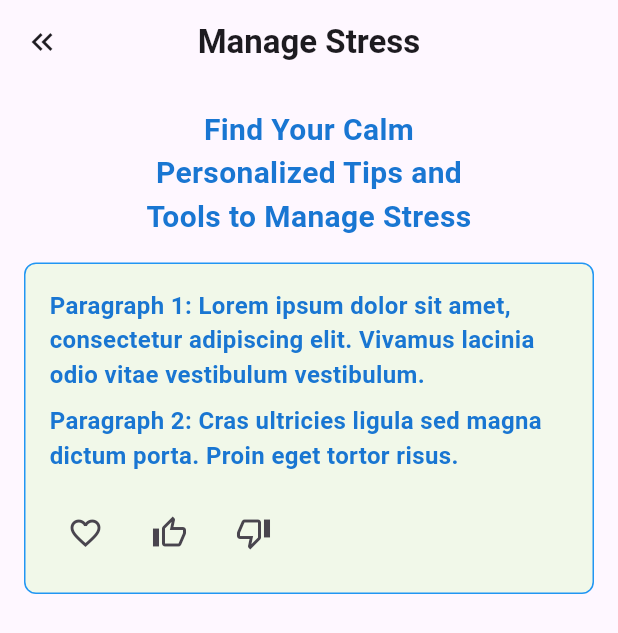
After one commit to Aaliyah-Reid/cas, a Flutter app: the StressPage screen opened directly, on a phone screen of 412 x 824 dp. The commit adds this screen. Shown: the top 633 px of the screen. Run offline on Flutter 3.47's test engine with Material 3 defaults, Android fonts, the phone set to English and light mode, and no system bars; drawn by our look-alikes of toastification; our stand-ins replace flutter_chat_types, flutter_chat_ui, get_it, pocketbase, shared_preferences; missing offline and left inert: dart:ffi; accounts and stored records are empty.

Commit message:
Manage stress page

```diff
--- a/lib/home.dart
+++ b/lib/home.dart
@@ -3,7 +3,7 @@ import 'package:flutter/services.dart';
 import 'package:cas/onboarding.dart';
 import 'package:cas/practice.dart';
 import 'package:cas/cultural.dart';
-
+import 'package:cas/stress.dart';
 class HomePage extends StatelessWidget {
   @override
   Widget build(BuildContext context) {
@@ -86,10 +86,10 @@ class HomePage extends StatelessWidget {
                   Expanded(
                     child: GestureDetector(
                       onTap: () {
-                        // Navigator.push(
-                        //   context,
-                        //   MaterialPageRoute(builder: (context) => DetailPage()),
-                        // );
+                        Navigator.push(
+                          context,
+                          MaterialPageRoute(builder: (context) => StressPage()),
+                        );
                       },
                       child: Card(
                         child: Container(
--- a/lib/main.dart
+++ b/lib/main.dart
@@ -11,6 +11,7 @@ import 'package:get_it/get_it.dart';
 import 'package:toastification/toastification.dart';
 import 'package:provider/provider.dart';
 import 'package:cas/chatProvider.dart';
+
 final getIt = GetIt.instance;
 
 void main() async{
--- /dev/null
+++ b/lib/stress.dart
@@ -0,0 +1,103 @@
+import 'package:cas/chat.dart';
+import 'package:flutter/material.dart';
+import 'package:cas/home.dart';
+
+class StressPage extends StatefulWidget {
+  _StressPageState createState() => _StressPageState();
+}
+
+
+class _StressPageState extends State<StressPage> {
+  bool isFavorite = false;
+  bool isLiked = false;
+  bool isDisliked = false;
+  @override
+  Widget build(BuildContext context) {
+    return Scaffold(
+      appBar: AppBar(
+        leading: IconButton(
+          icon: Icon(Icons.keyboard_double_arrow_left),
+          onPressed: () {
+            Navigator.of(context).pop();
+          },
+        ),
+        title: const Text('Manage Stress',
+        style:TextStyle(fontWeight:FontWeight.bold)),
+        centerTitle: true,
+      ),
+      body: SingleChildScrollView(
+        child: Padding(
+          padding: const EdgeInsets.all(16.0),
+          child: Column(
+            crossAxisAlignment: CrossAxisAlignment.start,
+            children: [
+              Center(
+                child: Text(
+                  "Find Your Calm \nPersonalized Tips and \nTools to Manage Stress",
+                  style: TextStyle(fontSize: 20, fontWeight: FontWeight.bold, color:Colors.blue[700]),
+                  textAlign: TextAlign.center,
+                ),
+              ),
+              SizedBox(height: 16),
+              Container(
+                decoration: BoxDecoration(
+                  color: Colors.lightGreen[50],
+                  border: Border.all(color: Colors.blue),
+                  borderRadius: BorderRadius.circular(8.0),
+                  //width:4.0,
+                ),
+                padding: const EdgeInsets.all(16.0),
+                child: Column(
+                  crossAxisAlignment: CrossAxisAlignment.start,
+                  children: [
+                    Text(
+                      "Paragraph 1: Lorem ipsum dolor sit amet, consectetur adipiscing elit. Vivamus lacinia odio vitae vestibulum vestibulum.",
+                      style: TextStyle(fontSize: 16,fontWeight: FontWeight.bold, color:Colors.blue[700]),
+                    ),
+                    SizedBox(height: 8),
+                    Text(
+                      "Paragraph 2: Cras ultricies ligula sed magna dictum porta. Proin eget tortor risus.",
+                      style: TextStyle(fontSize: 16,fontWeight: FontWeight.bold, color:Colors.blue[700]),
+                    ),
+                    SizedBox(height: 16),
+                    Row(
+      mainAxisAlignment: MainAxisAlignment.start,
+      children: [
+        IconButton(
+          icon: Icon(isFavorite ? Icons.favorite : Icons.favorite_border),
+          onPressed: () {
+            setState(() {
+              isFavorite = !isFavorite;
+            });
+          },
+        ),
+        SizedBox(width: 8),
+        IconButton(
+          icon: Icon(isLiked ? Icons.thumb_up : Icons.thumb_up_alt_outlined),
+          onPressed: () {
+            setState(() {
+              isLiked = !isLiked;
+            });
+          },
+        ),
+        SizedBox(width: 8),
+        IconButton(
+          icon: Icon(isDisliked ? Icons.thumb_down : Icons.thumb_down_alt_outlined),
+          onPressed: () {
+            setState(() {
+              isDisliked = !isDisliked;
+            });
+          },
+        ),
+      ],
+    )
+                  ],
+                ),
+              ),
+            ]
+          )
+        )
+      )
+    );
+  }
+}
--- a/pubspec.yaml
+++ b/pubspec.yaml
@@ -42,10 +42,10 @@ dependencies:
   shared_preferences: ^2.3.2
   toastification: ^2.3.0
 
-
 dev_dependencies:
   flutter_test:
     sdk: flutter
+
 
   # The "flutter_lints" package below contains a set of recommended lints to
   # encourage good coding practices. The lint set provided by the package is
```
